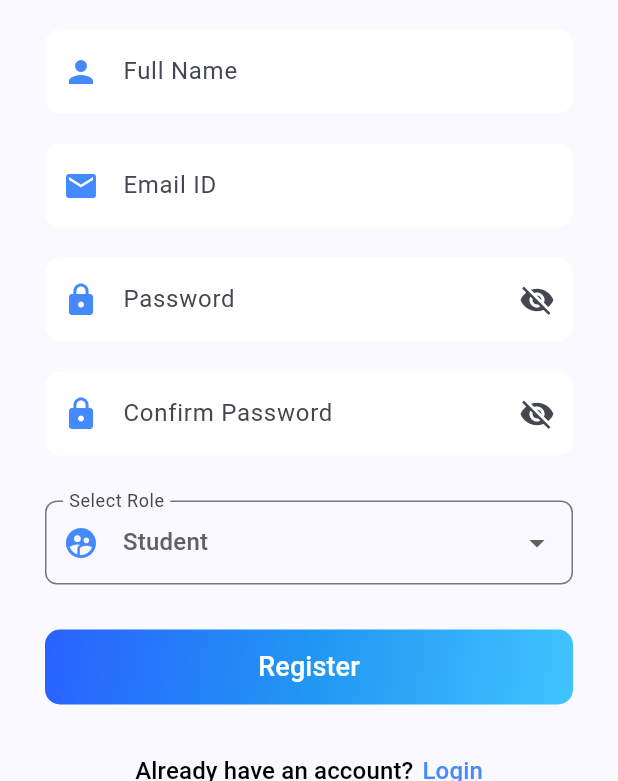
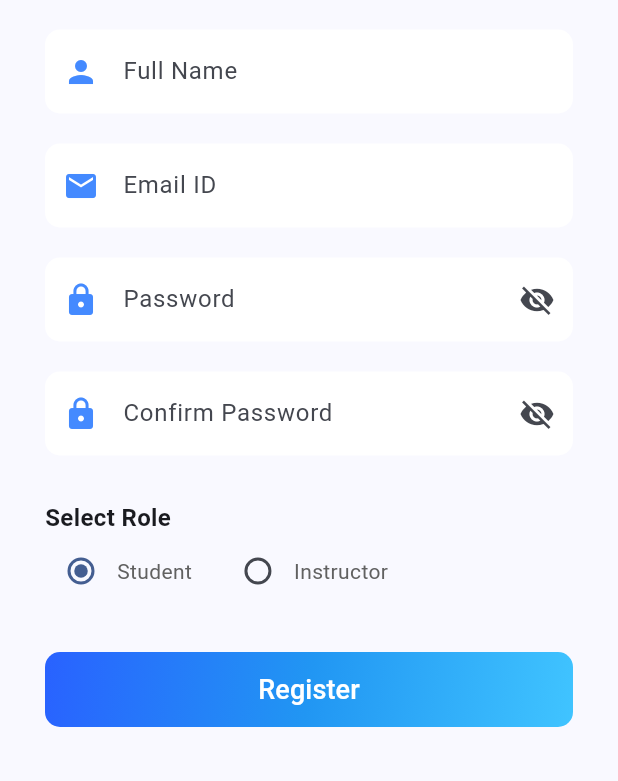
Before and after one commit to Krushibhudia/learning-flutter, a Flutter app: the screen it shows after launch, after a tap on "Login", after a tap on "Don't have an account?", on a phone screen of 412 x 824 dp, the part 455-1236 px from its top. Run offline on Flutter 3.47's test engine with Material 3 defaults, Android fonts, the phone set to English and light mode, and no system bars; our stand-ins replace cloud_firestore, firebase_auth, firebase_core, firebase_storage, fl_chart, image_picker and 2 more; accounts and stored records are empty.

```diff
--- a/lib/Screens/InstructorPanel/mainPanel.dart
+++ b/lib/Screens/InstructorPanel/mainPanel.dart
@@ -3,7 +3,7 @@ import 'package:flutterpro/Screens/InstructorPanel/InstructorDashBoard_Screen.da
 import 'package:flutterpro/Screens/InstructorPanel/Settings_Screen.dart';
 
 import 'Analytics_screen.dart';
-import 'CourseManage/CourseManagement_Screen.dart';
+import 'CourseManage/CreateCourse_Screen.dart';
 import 'Webinar_screen.dart';
 
 class mainPanel extends StatefulWidget {
@@ -19,7 +19,7 @@ class _mainPanelState extends State<mainPanel> {
   final List<Widget> _pages = [
     InstructorDashboardScreen(),
     AnalyticsReportsPage(),
-    CourseManagementScreen(),
+    CreateCourseScreen(),
     LiveSessionManagementScreen(),
     SettingsScreen()
   ];
--- a/lib/Screens/authentication/Login_Screen.dart
+++ b/lib/Screens/authentication/Login_Screen.dart
@@ -1,15 +1,16 @@
 import 'package:cloud_firestore/cloud_firestore.dart';
+import 'package:flutter/material.dart';
 import 'package:flutterpro/Constants/Constants+Images.dart';
 import 'package:flutterpro/Constants/Constants+Texts.dart';
 import 'package:flutterpro/FirebaseServices/AuthenticationManager.dart';
 import 'package:flutterpro/Screens/InstructorPanel/mainPanel.dart';
 import 'package:flutterpro/Screens/authentication/ForgotPassword_screen.dart';
 import 'package:flutterpro/Screens/authentication/Register_Screen.dart';
-import 'package:flutter/material.dart';
-import 'package:flutterpro/Utils/Validations.dart';
+import 'package:flutterpro/Screens/StudentPanel/mainHomeScreen.dart';
+import 'package:shared_preferences/shared_preferences.dart';
 import '../../Custom_Widgets/CustomTextField.dart';
 import '../../Custom_Widgets/GradientButton.dart';
-import '../StudentPanel/mainHomeScreen.dart';
+import '../../Utils/Validations.dart';
 
 class LoginScreen extends StatefulWidget {
   const LoginScreen({super.key});
@@ -39,36 +40,46 @@ class _LoginScreenState extends State<LoginScreen> {
       String password = _passwordController.text.trim();
 
       try {
-        var user =
-            await _authService.loginWithEmailAndPassword(email, password);
+        // Log in the user with email and password
+        var user = await _authService.loginWithEmailAndPassword(email, password);
+
         if (user != null) {
+          // Fetch user data from Firestore
           DocumentSnapshot userDoc = await FirebaseFirestore.instance
               .collection('users')
               .doc(user.uid)
               .get();
+
+          if (userDoc.exists) {
             String role = userDoc['role'] ?? 'student';
-          await FirebaseFirestore.instance
-              .collection('sessions')
-              .doc(user.uid)
-              .set({
-            'email': user.email,
-            'loginTime': Timestamp.now(),
-            'isLoggedIn': true,
-          });
+
+            // Store session data in Firestore
+         SharedPreferences prefs = await SharedPreferences.getInstance();
+          await prefs.setString('userEmail', user.email!);
+          await prefs.setString('userRole', role);
+          await prefs.setBool('isLoggedIn', true); // Store login status
+
+
+
+            // Navigate to the appropriate screen based on the role
             if (role == 'Instructor') {
               Navigator.pushReplacement(
                 context,
-              MaterialPageRoute(builder: (context) => mainPanel()),
+                MaterialPageRoute(builder: (context) => const mainPanel()),
               );
             } else {
               Navigator.pushReplacement(
                 context,
-              MaterialPageRoute(builder: (context) => Mainhomescreen()),
+                MaterialPageRoute(builder: (context) => const Mainhomescreen()),
+              );
+            }
+          } else {
+            ScaffoldMessenger.of(context).showSnackBar(
+              const SnackBar(content: Text('User data not found in Firestore')),
             );
           }
         }
       } catch (e) {
-        // Handle errors (e.g., show Snackbar with error message)
         ScaffoldMessenger.of(context).showSnackBar(
           SnackBar(content: Text('Error: ${e.toString()}')),
         );
@@ -76,7 +87,47 @@ class _LoginScreenState extends State<LoginScreen> {
     }
   }
 
-  // Reusable method for Forgot Password TextButton
+ Future<void> _handleLogout() async {
+  SharedPreferences prefs = await SharedPreferences.getInstance();
+
+  // Clear SharedPreferences
+  await prefs.clear();
+
+  // Navigate back to the login screen
+  Navigator.pushReplacement(
+    context,
+    MaterialPageRoute(builder: (context) => const LoginScreen()),
+  );
+}
+
+
+  Future<void> _checkLoginStatus() async {
+    SharedPreferences prefs = await SharedPreferences.getInstance();
+  bool? isLoggedIn = prefs.getBool('isLoggedIn');
+
+  if (isLoggedIn != null && isLoggedIn) {
+      // User is logged in, navigate to the appropriate screen
+      String? userRole = prefs.getString('userRole');
+      if (userRole == 'Instructor') {
+        Navigator.pushReplacement(
+          context,
+          MaterialPageRoute(builder: (context) => const mainPanel()),
+        );
+      } else {
+        Navigator.pushReplacement(
+          context,
+          MaterialPageRoute(builder: (context) => const Mainhomescreen()),
+        );
+      }
+    }
+  }
+
+  @override
+  void initState() {
+    super.initState();
+    _checkLoginStatus();  // Check login status when the screen is loaded
+  }
+
   Widget _buildForgotPasswordButton(BuildContext context) {
     return Align(
       alignment: Alignment.centerRight,
@@ -110,8 +161,7 @@ class _LoginScreenState extends State<LoginScreen> {
         child: Container(
           width: size.width,
           height: size.height,
-            padding:
-                const EdgeInsets.symmetric(horizontal: 30.0, vertical: 50.0),
+          padding: const EdgeInsets.symmetric(horizontal: 30.0, vertical: 50.0),
           child: Form(
             key: _formKey,
             child: Column(
@@ -151,7 +201,6 @@ class _LoginScreenState extends State<LoginScreen> {
                   keyboardType: TextInputType.emailAddress,
                   obscureText: false,
                   maxLines: 1,
-
                   controller: _emailController,
                   validator: Validation.validateEmail,
                 ),
@@ -165,7 +214,6 @@ class _LoginScreenState extends State<LoginScreen> {
                   keyboardType: TextInputType.visiblePassword,
                   obscureText: _isObscure,
                   maxLines: 1,
-
                   controller: _passwordController,
                   validator: Validation.validatePassword,
                   toggleVisibility: () {
@@ -230,6 +278,7 @@ class _LoginScreenState extends State<LoginScreen> {
             ),
           ),
         ),
-        ));
+      ),
+    );
   }
 }
--- a/lib/Screens/authentication/Register_Screen.dart
+++ b/lib/Screens/authentication/Register_Screen.dart
@@ -46,7 +46,6 @@ class _RegisterScreenState extends State<RegisterScreen> {
           await _firestoreService.addUserToFirestore(user.uid, {
             'fullName': fullName,
             'email': email,
-
             'uid': user.uid,
             'role': _selectedRole,
             'createdAt': DateTime.now().toIso8601String(),
@@ -180,28 +179,40 @@ class _RegisterScreenState extends State<RegisterScreen> {
                 ),
 
                 const SizedBox(height: 30),
-                // Use the reusable GradientButton
-                DropdownButtonFormField<String>(
-                  value: _selectedRole,
-                  decoration: InputDecoration(
-                    labelText: 'Select Role',
-                    prefixIcon: Icon(Icons.supervised_user_circle,color: Colors.blueAccent,),
-                    border: OutlineInputBorder(
-                      borderRadius: BorderRadius.circular(8.0),
+               Text(
+                  'Select Role',
+                  style: TextStyle(fontSize: 16.0, fontWeight: FontWeight.bold),
+                ),
+                Row(
+                  children: [
+                    Radio<String>(
+                      value: 'Student',
+                      groupValue: _selectedRole,
+                      onChanged: (String? value) {
+                        setState(() {
+                          _selectedRole = value!;
+                        });
+                      },
                     ),
-                  ),
-                  items: <String>['Student', 'Instructor']
-                      .map((role) => DropdownMenuItem<String>(
-                    value: role,
-                    child: Text(role,style: TextStyle(color: Colors.grey.shade700),),
-                  ))
-                      .toList(),
-                  onChanged: (String? newValue) {
-                    setState(() {
-                      _selectedRole = newValue!;
-                    });
-                  },
-                  validator: (value) => value == null ? 'Please select a role' : null,
+                    Text(
+                      'Student',
+                      style: TextStyle(color: Colors.grey.shade700),
+                    ),
+                    const SizedBox(width: 20),
+                    Radio<String>(
+                      value: 'Instructor',
+                      groupValue: _selectedRole,
+                      onChanged: (String? value) {
+                        setState(() {
+                          _selectedRole = value!;
+                        });
+                      },
+                    ),
+                    Text(
+                      'Instructor',
+                      style: TextStyle(color: Colors.grey.shade700),
+                    ),
+                  ],
                 ),
                 SizedBox(height: 30,),
                 GradientButton(
--- a/lib/Screens/authentication/Splash_Screen.dart
+++ b/lib/Screens/authentication/Splash_Screen.dart
@@ -7,7 +7,7 @@ import 'package:flutterpro/Screens/authentication/Login_Screen.dart';
 import 'package:flutterpro/main.dart';
 import '../InstructorPanel/InstructorDashBoard_Screen.dart';
 import '../StudentPanel/mainHomeScreen.dart';
-
+import 'package:shared_preferences/shared_preferences.dart';
 class SplashScreen extends StatefulWidget {
   const SplashScreen({super.key});
 
@@ -40,15 +40,11 @@ class _SplashScreenState extends State<SplashScreen> {
 
         String role = userData?['role'] ?? 'Student';
 
-        DocumentSnapshot sessionDoc = await FirebaseFirestore.instance
-            .collection('sessions')
-            .doc(user.uid)
-            .get();
+        SharedPreferences prefs = await SharedPreferences.getInstance();
+        await prefs.setString('userRole', role);
+        await prefs.setBool('isLoggedIn', true);
 
-        bool isLoggedIn = sessionDoc.exists &&
-            (sessionDoc.data() as Map<String, dynamic>?)?['isLoggedIn'];
 
-        if (isLoggedIn) {
           // Navigate based on role
           if (role == 'Instructor') {
             Navigator.pushReplacement(
@@ -68,13 +64,7 @@ class _SplashScreenState extends State<SplashScreen> {
             MaterialPageRoute(builder: (context) => const LoginScreen()),
           );
         }
-      } else {
-        // Navigate to Login Screen if no user is found
-        Navigator.pushReplacement(
-          context,
-          MaterialPageRoute(builder: (context) => const LoginScreen()),
-        );
-      }
+
     } catch (e) {
       // Handle errors and fallback to Login Screen
       ScaffoldMessenger.of(context).showSnackBar(
--- a/pubspec.yaml
+++ b/pubspec.yaml
@@ -40,6 +40,7 @@ dependencies:
   firebase_core: ^3.8.0
   firebase_auth: ^5.3.3
   cloud_firestore: ^5.5.0
+  shared_preferences: ^2.3.3
   fl_chart: ^0.63.0
   image_picker: ^1.1.2
   permission_handler: ^11.3.1
```
Also changed, not shown: lib/Screens/InstructorPanel/CourseManage/CreateCourse_Screen.dart (renamed from lib/Screens/InstructorPanel/CourseManage/CourseManagement_Screen.dart, +5 -5 lines), lib/Screens/InstructorPanel/CourseManage/ManageCourse.dart (added, +162 -0 lines), lib/Screens/InstructorPanel/InstructorDashBoard_Screen.dart (+62 -0 lines), lib/Screens/InstructorPanel/Settings_Screen.dart (+1 -11 lines), lib/Screens/StudentPanel/Profile_Screen.dart (+36 -86 lines), pubspec.lock. Lines whose indentation alone changed are shown as unchanged.
